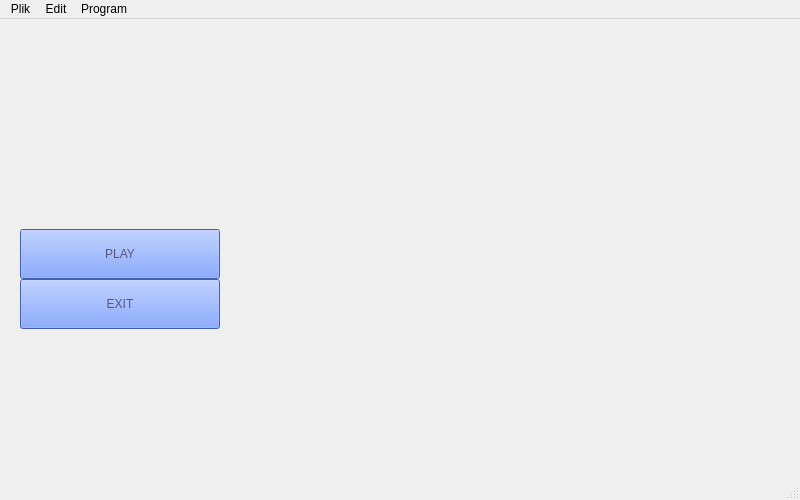
Qt form mainwindow.ui (forvev/quiz_game) before a commit.
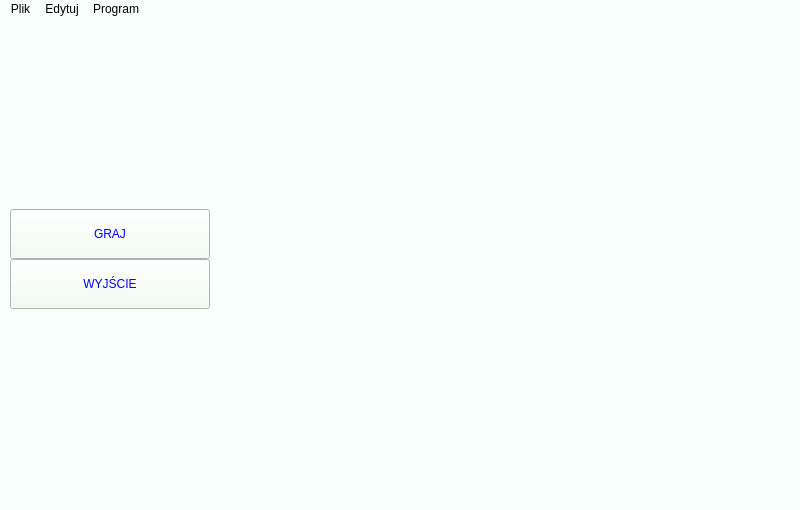
The same form after that commit. Icons and pictures are not drawn.

Patch:
```diff
--- a/mainwindow.ui
+++ b/mainwindow.ui
@@ -7,22 +7,28 @@
     <x>0</x>
     <y>0</y>
     <width>800</width>
-    <height>500</height>
+    <height>510</height>
    </rect>
   </property>
   <property name="windowTitle">
    <string>MainWindow</string>
   </property>
+  <property name="styleSheet">
+   <string notr="true">background-color: rgb(249, 255, 252);</string>
+  </property>
   <widget class="QWidget" name="centralwidget">
    <widget class="QStackedWidget" name="stackedWidget">
     <property name="geometry">
      <rect>
-      <x>20</x>
-      <y>10</y>
+      <x>10</x>
+      <y>-10</y>
       <width>800</width>
       <height>500</height>
      </rect>
     </property>
+    <property name="styleSheet">
+     <string notr="true">background-color: rgb(249, 255, 252);</string>
+    </property>
     <widget class="QWidget" name="page">
      <widget class="QPushButton" name="pushButton">
       <property name="geometry">
@@ -34,13 +40,23 @@
        </rect>
       </property>
       <property name="styleSheet">
-       <string notr="true">font: 9pt &quot;Akashi&quot;;
-color: rgb(85, 85, 127);
-background-color: rgb(88, 133, 255);
+       <string notr="true">color: rgb(0, 0, 255);
+background-color: rgb(239, 255, 243);
+
+font: 9pt &quot;Arial Rounded MT Bold&quot;;
+
+
+
+
+
+
+
+
+
 </string>
       </property>
       <property name="text">
-       <string>PLAY</string>
+       <string>GRAJ</string>
       </property>
      </widget>
      <widget class="QPushButton" name="pushButton_2">
@@ -53,13 +69,13 @@
        </rect>
       </property>
       <property name="styleSheet">
-       <string notr="true">font: 9pt &quot;Akashi&quot;;
-color: rgb(85, 85, 127);
-background-color: rgb(88, 133, 255);
-</string>
+       <string notr="true">color: rgb(0, 0, 255);
+background-color: rgb(239, 255, 243);
+
+font: 9pt &quot;Arial Rounded MT Bold&quot;;</string>
       </property>
       <property name="text">
-       <string>EXIT</string>
+       <string>WYJŚCIE</string>
       </property>
      </widget>
      <widget class="QLabel" name="label">
@@ -93,7 +109,7 @@
    </property>
    <widget class="QMenu" name="menuEdytuj">
     <property name="title">
-     <string>Edit</string>
+     <string>Edytuj</string>
     </property>
     <addaction name="actionKopiuj"/>
     <addaction name="actionWklej"/>
```
Left out of the diff: 34 changed lines with no effect on the pictures.
